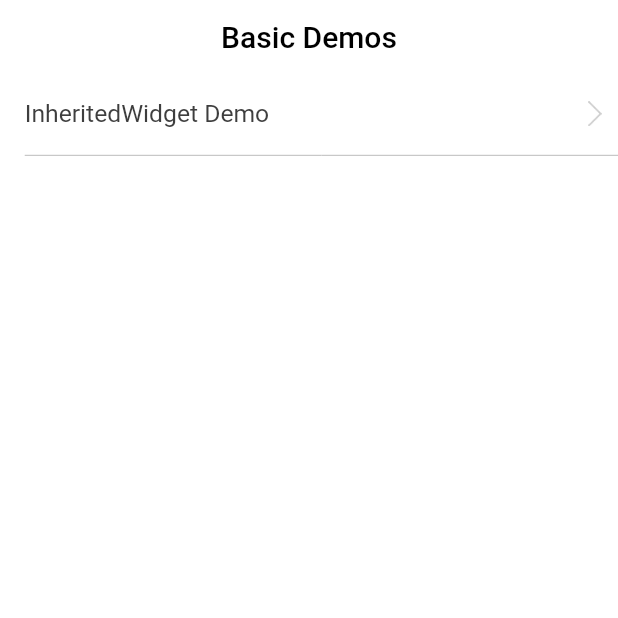
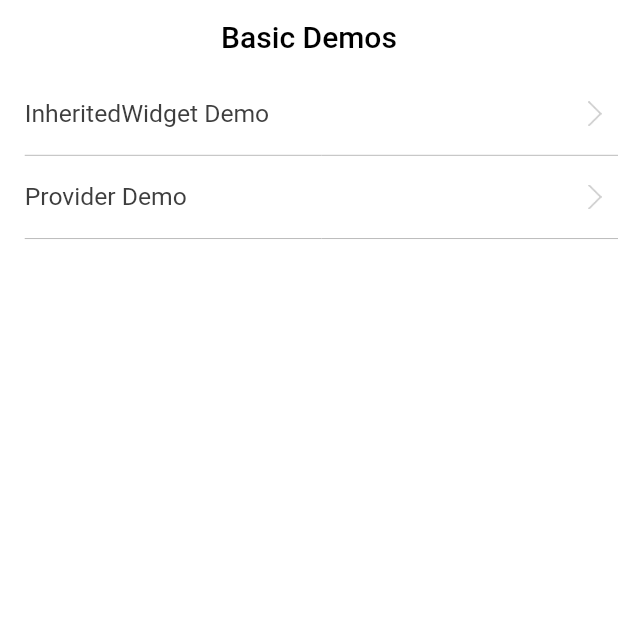
Before and after one commit to withwind318/flutter_demos, a Flutter app: the screen it shows after launch, on a phone screen of 412 x 824 dp, the top half of it. Run offline on Flutter 3.47's test engine with Material 2 defaults, Android fonts, the phone set to English and light mode, and no system bars.

Commit message:
add provider demo

```diff
--- a/lib/main.dart
+++ b/lib/main.dart
@@ -14,6 +14,7 @@ class MyApp extends StatelessWidget {
     return MaterialApp(
       title: 'Flutter Demos',
       theme: ThemeData(
+        accentColor: Colors.lightBlue[600],
         appBarTheme: AppBarTheme(
           brightness: Brightness.light,
           color: Colors.white,
--- a/lib/screens/base/base_stateless_screen.dart
+++ b/lib/screens/base/base_stateless_screen.dart
@@ -14,6 +14,7 @@ abstract class BaseStatelessScreen extends StatelessWidget {
     return Scaffold(
       appBar: this.buildAppBar(context),
       body: this.buildSelfScrollBody(context) ?? SingleChildScrollView(child: this.buildBody(context)),
+      floatingActionButton: this.buildFloatingActionButton(context),
     );
   }
 
@@ -34,6 +35,10 @@ abstract class BaseStatelessScreen extends StatelessWidget {
     }
   }
 
+  Widget buildFloatingActionButton(BuildContext context) {
+    return null;
+  }
+
   //不需要添加滚动的界面
   Widget buildSelfScrollBody(BuildContext context) {
     return null;
--- a/lib/screens/home.dart
+++ b/lib/screens/home.dart
@@ -3,6 +3,7 @@ import 'package:flutter_demos/helpers/screen_helper.dart';
 import 'package:flutter_demos/router.dart';
 import 'package:flutter_demos/screens/base/base_screen_state.dart';
 import 'package:flutter_demos/screens/inherited_widget.dart';
+import 'package:flutter_demos/screens/provider.dart';
 import 'package:flutter_demos/theme/theme.dart';
 import 'package:flutter_demos/widgets/click_item.dart';
 
@@ -29,9 +30,7 @@ class _HomeState extends BaseScreenState<Home> {
 
   @override
   Widget buildBody(BuildContext context) {
-    return Padding(
-      padding: EdgeInsets.only(left: rpx(30)),
-      child: Column(
+    return Column(
       children: <Widget>[
         ClickItem(
           title: 'InheritedWidget Demo',
@@ -39,9 +38,15 @@ class _HomeState extends BaseScreenState<Home> {
             Router.push(context, InheritedWidgetDemo());
           },
         ),
-          Divider(color: AppColor.dividerColor, height: rpx(1)),
+        Divider(color: AppColor.dividerColor, height: rpx(1), indent: rpx(30)),
+        ClickItem(
+          title: 'Provider Demo',
+          onTap: () {
+            Router.push(context, ProviderDemo());
+          },
+        ),
+        Divider(color: AppColor.dividerColor, height: rpx(1), indent: rpx(30)),
       ],
-      ),
     );
   }
 
--- /dev/null
+++ b/lib/screens/provider.dart
@@ -0,0 +1,56 @@
+import 'package:flutter/material.dart';
+import 'package:flutter/widgets.dart';
+import 'package:flutter_demos/screens/base/base_stateless_screen.dart';
+import 'package:provider/provider.dart';
+
+class ProviderDemo extends BaseStatelessScreen {
+  get title => "Provider Demo";
+  final counter = CounterModel();
+
+  @override
+  Widget buildSelfScrollBody(BuildContext context) {
+    return Provider<int>.value(
+      value: 0,
+      child: ChangeNotifierProvider.value(
+        value: counter,
+        child: Center(
+          child: MyWidget(),
+        ),
+      ),
+    );
+  }
+
+  @override
+  Widget buildFloatingActionButton(BuildContext context) {
+    return FloatingActionButton(
+      child: Icon(Icons.add),
+      onPressed: () => counter.increment(),
+    );
+  }
+}
+
+class MyWidget extends StatelessWidget {
+  @override
+  Widget build(BuildContext context) {
+    print('MyWidget build');
+//    final _count = Provider.of<CounterModel>(context);
+//    return Text('${_count.value}', style: TextStyle(fontSize: 20));
+    return Consumer<CounterModel>(
+      builder: (context, CounterModel counter, child) {
+        print('Consumer builder');
+        return Text('${counter.value}', style: TextStyle(fontSize: 20));
+      },
+    );
+  }
+}
+
+class CounterModel with ChangeNotifier {
+  int _count = 0;
+
+  int get value => _count;
+
+  void increment() {
+    _count++;
+    notifyListeners();
+  }
+}
--- a/lib/widgets/click_item.dart
+++ b/lib/widgets/click_item.dart
@@ -18,7 +18,7 @@ class ClickItem extends BaseStatelessWidget {
       child: Container(
         height: rpx(100),
         child: Padding(
-          padding: EdgeInsets.only(right: rpx(20)),
+          padding: EdgeInsets.only(left: rpx(30), right: rpx(20)),
           child: Row(
             mainAxisAlignment: MainAxisAlignment.spaceBetween,
             children: <Widget>[
--- a/lib/widgets/my_inherited_widget.dart
+++ b/lib/widgets/my_inherited_widget.dart
@@ -7,7 +7,7 @@ class MyInheritedWidget extends InheritedWidget {
   MyInheritedWidget({@required this.value, @required Widget child}) : super(child: child);
 
   static MyInheritedWidget of(BuildContext context) {
-    return context.inheritFromWidgetOfExactType(MyInheritedWidget);
+    return context.dependOnInheritedWidgetOfExactType<MyInheritedWidget>();
   }
 
   @override
--- a/pubspec.yaml
+++ b/pubspec.yaml
@@ -19,6 +19,7 @@ environment:
 dependencies:
   flutter:
     sdk: flutter
+  provider:
 
   # The following adds the Cupertino Icons font to your application.
   # Use with the CupertinoIcons class for iOS style icons.
```
Also changed, not shown: pubspec.lock, 1 other file. Lines whose indentation alone changed are shown as unchanged.
